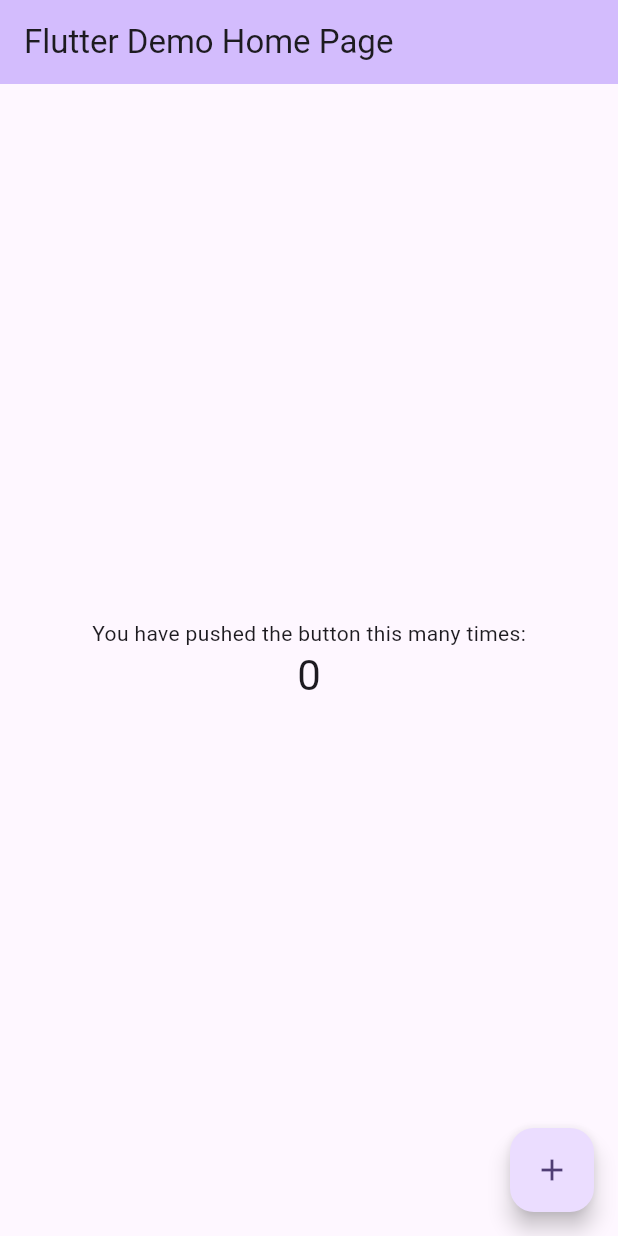
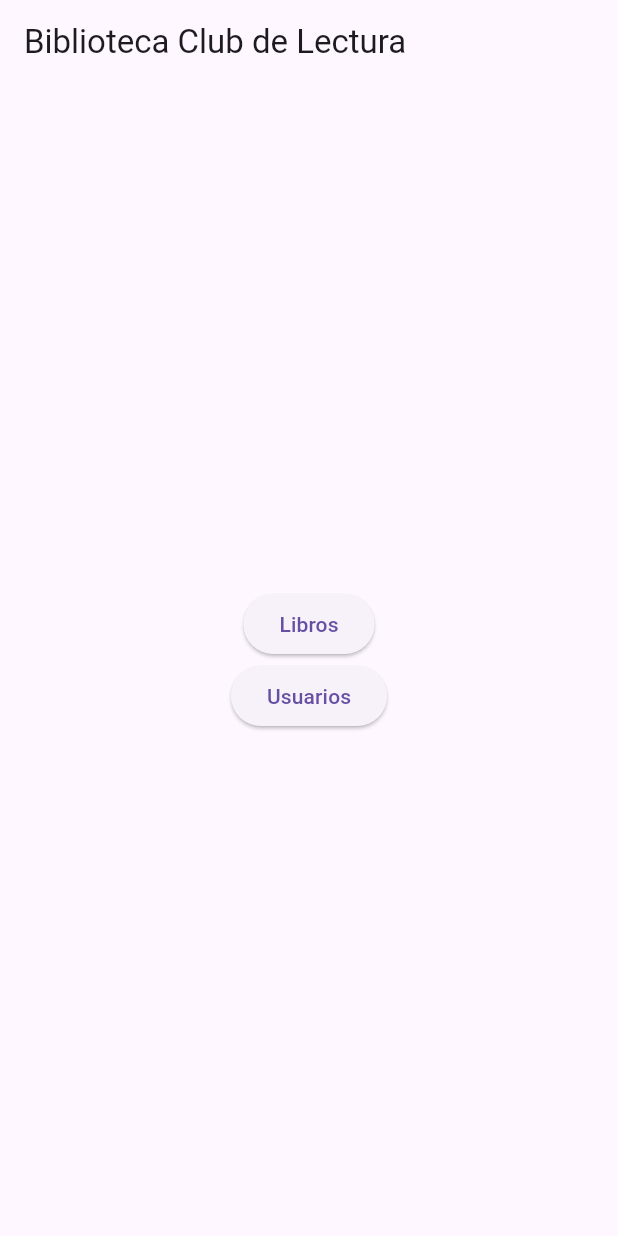
Before and after one commit to ciriandev/BibliotecaClubLecturaApp, a Flutter app: the screen it shows after launch, on a phone screen of 412 x 824 dp. Run offline on Flutter 3.47's test engine with Material 3 defaults, Android fonts, the phone set to English and light mode, and no system bars.

Commit message:
Pantalla de inicio

```diff
--- a/bibliotecaclublecturaapp/lib/main.dart
+++ b/bibliotecaclublecturaapp/lib/main.dart
@@ -1,125 +1,19 @@
 import 'package:flutter/material.dart';
+import 'screens/home_screen.dart';
 
 void main() {
-  runApp(const MyApp());
+  runApp(BibliotecaApp());
 }
 
-class MyApp extends StatelessWidget {
-  const MyApp({super.key});
-
-  // This widget is the root of your application.
+class BibliotecaApp extends StatelessWidget {
   @override
   Widget build(BuildContext context) {
     return MaterialApp(
-      title: 'Flutter Demo',
+      title: 'Biblioteca Club de Lectura',
       theme: ThemeData(
-        // This is the theme of your application.
-        //
-        // TRY THIS: Try running your application with "flutter run". You'll see
-        // the application has a purple toolbar. Then, without quitting the app,
-        // try changing the seedColor in the colorScheme below to Colors.green
-        // and then invoke "hot reload" (save your changes or press the "hot
-        // reload" button in a Flutter-supported IDE, or press "r" if you used
-        // the command line to start the app).
-        //
-        // Notice that the counter didn't reset back to zero; the application
-        // state is not lost during the reload. To reset the state, use hot
-        // restart instead.
-        //
-        // This works for code too, not just values: Most code changes can be
-        // tested with just a hot reload.
-        colorScheme: ColorScheme.fromSeed(seedColor: Colors.deepPurple),
-        useMaterial3: true,
+        primarySwatch: Colors.blue,
       ),
-      home: const MyHomePage(title: 'Flutter Demo Home Page'),
+      home: HomeScreen(),
     );
   }
 }
-
-class MyHomePage extends StatefulWidget {
-  const MyHomePage({super.key, required this.title});
-
-  // This widget is the home page of your application. It is stateful, meaning
-  // that it has a State object (defined below) that contains fields that affect
-  // how it looks.
-
-  // This class is the configuration for the state. It holds the values (in this
-  // case the title) provided by the parent (in this case the App widget) and
-  // used by the build method of the State. Fields in a Widget subclass are
-  // always marked "final".
-
-  final String title;
-
-  @override
-  State<MyHomePage> createState() => _MyHomePageState();
-}
-
-class _MyHomePageState extends State<MyHomePage> {
-  int _counter = 0;
-
-  void _incrementCounter() {
-    setState(() {
-      // This call to setState tells the Flutter framework that something has
-      // changed in this State, which causes it to rerun the build method below
-      // so that the display can reflect the updated values. If we changed
-      // _counter without calling setState(), then the build method would not be
-      // called again, and so nothing would appear to happen.
-      _counter++;
-    });
-  }
-
-  @override
-  Widget build(BuildContext context) {
-    // This method is rerun every time setState is called, for instance as done
-    // by the _incrementCounter method above.
-    //
-    // The Flutter framework has been optimized to make rerunning build methods
-    // fast, so that you can just rebuild anything that needs updating rather
-    // than having to individually change instances of widgets.
-    return Scaffold(
-      appBar: AppBar(
-        // TRY THIS: Try changing the color here to a specific color (to
-        // Colors.amber, perhaps?) and trigger a hot reload to see the AppBar
-        // change color while the other colors stay the same.
-        backgroundColor: Theme.of(context).colorScheme.inversePrimary,
-        // Here we take the value from the MyHomePage object that was created by
-        // the App.build method, and use it to set our appbar title.
-        title: Text(widget.title),
-      ),
-      body: Center(
-        // Center is a layout widget. It takes a single child and positions it
-        // in the middle of the parent.
-        child: Column(
-          // Column is also a layout widget. It takes a list of children and
-          // arranges them vertically. By default, it sizes itself to fit its
-          // children horizontally, and tries to be as tall as its parent.
-          //
-          // Column has various properties to control how it sizes itself and
-          // how it positions its children. Here we use mainAxisAlignment to
-          // center the children vertically; the main axis here is the vertical
-          // axis because Columns are vertical (the cross axis would be
-          // horizontal).
-          //
-          // TRY THIS: Invoke "debug painting" (choose the "Toggle Debug Paint"
-          // action in the IDE, or press "p" in the console), to see the
-          // wireframe for each widget.
-          mainAxisAlignment: MainAxisAlignment.center,
-          children: <Widget>[
-            const Text(
-              'You have pushed the button this many times:',
-            ),
-            Text(
-              '$_counter',
-              style: Theme.of(context).textTheme.headlineMedium,
-            ),
-          ],
-        ),
-      ),
-      floatingActionButton: FloatingActionButton(
-        onPressed: _incrementCounter,
-        tooltip: 'Increment',
-        child: const Icon(Icons.add),
-      ), // This trailing comma makes auto-formatting nicer for build methods.
-    );
-  }
-}
--- /dev/null
+++ b/bibliotecaclublecturaapp/lib/screens/home_screen.dart
@@ -0,0 +1,31 @@
+import 'package:flutter/material.dart';
+
+class HomeScreen extends StatelessWidget {
+  @override
+  Widget build(BuildContext context) {
+    return Scaffold(
+      appBar: AppBar(
+        title: Text('Biblioteca Club de Lectura'),
+      ),
+      body: Center(
+        child: Column(
+          mainAxisAlignment: MainAxisAlignment.center,
+          children: <Widget>[
+            ElevatedButton(
+              onPressed: () {
+                // Navegar a la pantalla de Libros (lo implementaremos más adelante)
+              },
+              child: Text('Libros'),
+            ),
+            ElevatedButton(
+              onPressed: () {
+                // Navegar a la pantalla de Usuarios (lo implementaremos más adelante)
+              },
+              child: Text('Usuarios'),
+            ),
+          ],
+        ),
+      ),
+    );
+  }
+}
```
Also changed, not shown: 1 other file.
